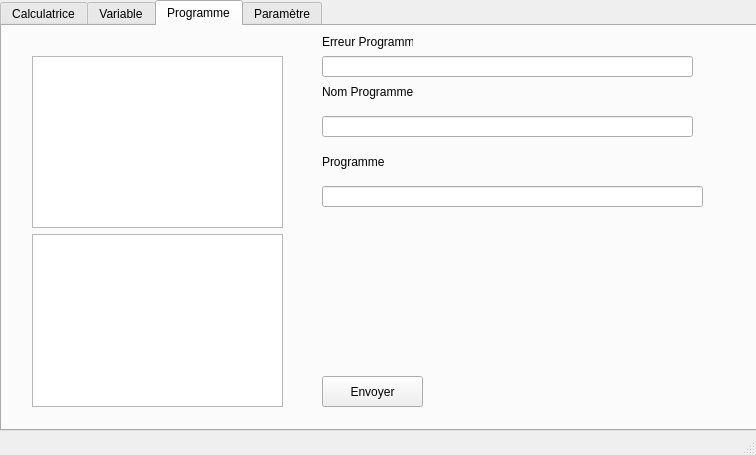
This is mainwindow.ui in Sk4oned/projet1 as Qt 5 draws it before an edit. The edited form follows.
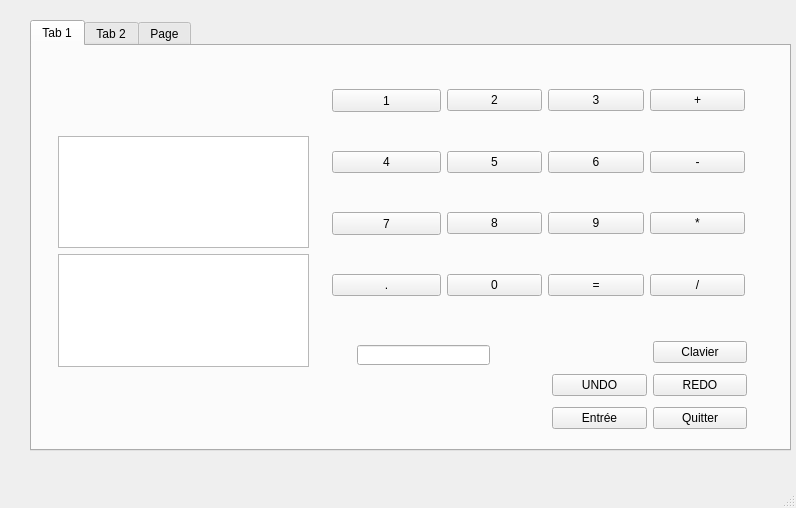
This is the edited form.

The edit to the form file:
```diff
--- a/mainwindow.ui
+++ b/mainwindow.ui
@@ -6,8 +6,8 @@
    <rect>
     <x>0</x>
     <y>0</y>
-    <width>756</width>
-    <height>455</height>
+    <width>796</width>
+    <height>508</height>
    </rect>
   </property>
   <property name="windowTitle">
@@ -17,30 +17,57 @@
    <widget class="QTabWidget" name="tabWidget">
     <property name="geometry">
      <rect>
-      <x>0</x>
-      <y>0</y>
+      <x>30</x>
+      <y>20</y>
       <width>761</width>
       <height>431</height>
      </rect>
     </property>
     <property name="currentIndex">
-     <number>2</number>
+     <number>0</number>
     </property>
     <widget class="QWidget" name="tab">
      <attribute name="title">
-      <string>Calculatrice</string>
+      <string>Tab 1</string>
      </attribute>
+     <widget class="QLineEdit" name="lineEdit">
+      <property name="geometry">
+       <rect>
+        <x>325</x>
+        <y>299</y>
+        <width>133</width>
+        <height>20</height>
+       </rect>
+      </property>
+      <property name="text">
+       <string/>
+      </property>
+     </widget>
      <widget class="QWidget" name="gridLayoutWidget">
       <property name="geometry">
        <rect>
-        <x>290</x>
-        <y>50</y>
-        <width>356</width>
-        <height>230</height>
+        <x>300</x>
+        <y>10</y>
+        <width>413</width>
+        <height>277</height>
        </rect>
       </property>
       <layout class="QGridLayout" name="gridLayout">
+       <item row="2" column="1">
+        <widget class="QPushButton" name="pushButton_5">
+         <property name="text">
+          <string>5</string>
+         </property>
+        </widget>
+       </item>
        <item row="2" column="0">
+        <widget class="QPushButton" name="pushButton_3">
+         <property name="text">
+          <string>4</string>
+         </property>
+        </widget>
+       </item>
+       <item row="3" column="0">
         <widget class="QPushButton" name="pushButton_4">
          <property name="minimumSize">
           <size>
@@ -53,27 +80,7 @@
          </property>
         </widget>
        </item>
-       <item row="1" column="0">
-        <widget class="QPushButton" name="pushButton_3">
-         <property name="text">
-          <string>4</string>
-         </property>
-        </widget>
-       </item>
-       <item row="0" column="0">
-        <widget class="QPushButton" name="pushButton">
-         <property name="minimumSize">
-          <size>
-           <width>109</width>
-           <height>23</height>
-          </size>
-         </property>
-         <property name="text">
-          <string>1</string>
-         </property>
-        </widget>
-       </item>
-       <item row="2" column="1">
+       <item row="3" column="1">
         <widget class="QPushButton" name="pushButton_8">
          <property name="text">
           <string>8</string>
@@ -81,30 +88,16 @@
         </widget>
        </item>
        <item row="2" column="2">
-        <widget class="QPushButton" name="pushButton_9">
-         <property name="text">
-          <string>9</string>
-         </property>
-        </widget>
-       </item>
-       <item row="0" column="2">
-        <widget class="QPushButton" name="pushButton_6">
-         <property name="text">
-          <string>3</string>
-         </property>
-        </widget>
-       </item>
-       <item row="1" column="2">
         <widget class="QPushButton" name="pushButton_7">
          <property name="text">
           <string>6</string>
          </property>
         </widget>
        </item>
-       <item row="1" column="1">
-        <widget class="QPushButton" name="pushButton_5">
+       <item row="3" column="2">
+        <widget class="QPushButton" name="pushButton_9">
          <property name="text">
-          <string>5</string>
+          <string>9</string>
          </property>
         </widget>
        </item>
@@ -115,23 +108,53 @@
          </property>
         </widget>
        </item>
-       <item row="3" column="1">
+       <item row="5" column="1">
         <widget class="QPushButton" name="pushButton_10">
          <property name="text">
           <string>0</string>
          </property>
         </widget>
        </item>
+       <item row="0" column="0">
+        <widget class="QPushButton" name="pushButton">
+         <property name="minimumSize">
+          <size>
+           <width>109</width>
+           <height>23</height>
+          </size>
+         </property>
+         <property name="text">
+          <string>1</string>
+         </property>
+        </widget>
+       </item>
+       <item row="5" column="3">
+        <widget class="QPushButton" name="pushButton_11">
+         <property name="text">
+          <string>/</string>
+         </property>
+        </widget>
+       </item>
+       <item row="3" column="3">
+        <widget class="QPushButton" name="pushButton_12">
+         <property name="text">
+          <string>*</string>
+         </property>
+        </widget>
+       </item>
        <item row="2" column="3">
-        <layout class="QGridLayout" name="gridLayout_3">
-         <item row="2" column="0">
-          <widget class="QPushButton" name="pushButton_12">
-           <property name="text">
-            <string>*</string>
-           </property>
-          </widget>
-         </item>
-        </layout>
+        <widget class="QPushButton" name="pushButton_13">
+         <property name="text">
+          <string>-</string>
+         </property>
+        </widget>
+       </item>
+       <item row="0" column="2">
+        <widget class="QPushButton" name="pushButton_6">
+         <property name="text">
+          <string>3</string>
+         </property>
+        </widget>
        </item>
        <item row="0" column="3">
         <widget class="QPushButton" name="pushButton_14">
@@ -140,28 +163,14 @@
          </property>
         </widget>
        </item>
-       <item row="1" column="3">
-        <widget class="QPushButton" name="pushButton_13">
-         <property name="text">
-          <string>-</string>
-         </property>
-        </widget>
-       </item>
-       <item row="3" column="2">
+       <item row="5" column="2">
         <widget class="QPushButton" name="pushButton_15">
          <property name="text">
           <string>=</string>
          </property>
         </widget>
        </item>
-       <item row="3" column="3">
-        <widget class="QPushButton" name="pushButton_11">
-         <property name="text">
-          <string>/</string>
-         </property>
-        </widget>
-       </item>
-       <item row="3" column="0">
+       <item row="5" column="0">
         <widget class="QPushButton" name="pushButton_18">
          <property name="text">
           <string>.</string>
@@ -173,10 +182,10 @@
      <widget class="QWidget" name="gridLayoutWidget_2">
       <property name="geometry">
        <rect>
-        <x>570</x>
-        <y>280</y>
-        <width>158</width>
-        <height>83</height>
+        <x>520</x>
+        <y>290</y>
+        <width>195</width>
+        <height>100</height>
        </rect>
       </property>
       <layout class="QGridLayout" name="gridLayout_2">
@@ -220,8 +229,8 @@
      <widget class="QWidget" name="verticalLayoutWidget_3">
       <property name="geometry">
        <rect>
-        <x>20</x>
-        <y>50</y>
+        <x>26</x>
+        <y>90</y>
         <width>251</width>
         <height>231</height>
        </rect>
@@ -235,23 +244,10 @@
        </item>
       </layout>
      </widget>
-     <widget class="QLineEdit" name="lineEdit">
-      <property name="geometry">
-       <rect>
-        <x>280</x>
-        <y>310</y>
-        <width>281</width>
-        <height>20</height>
-       </rect>
-      </property>
-      <property name="text">
-       <string/>
-      </property>
-     </widget>
     </widget>
     <widget class="QWidget" name="tab_2">
      <attribute name="title">
-      <string>Variable</string>
+      <string>Tab 2</string>
      </attribute>
      <widget class="QTextEdit" name="textEdit_3">
       <property name="geometry">
@@ -277,123 +273,9 @@
       </property>
      </widget>
     </widget>
-    <widget class="QWidget" name="tab_3">
-     <attribute name="title">
-      <string>Programme</string>
-     </attribute>
-     <widget class="QWidget" name="verticalLayoutWidget_4">
-      <property name="geometry">
-       <rect>
-        <x>30</x>
-        <y>30</y>
-        <width>251</width>
-        <height>351</height>
-       </rect>
-      </property>
-      <layout class="QVBoxLayout" name="verticalLayout_4">
-       <item>
-        <widget class="QTextEdit" name="textEdit_4"/>
-       </item>
-       <item>
-        <widget class="QTextEdit" name="textEdit_6"/>
-       </item>
-      </layout>
-     </widget>
-     <widget class="QLineEdit" name="lineEdit_3">
-      <property name="geometry">
-       <rect>
-        <x>320</x>
-        <y>90</y>
-        <width>371</width>
-        <height>21</height>
-       </rect>
-      </property>
-      <property name="text">
-       <string/>
-      </property>
-     </widget>
-     <widget class="QLabel" name="label_2">
-      <property name="geometry">
-       <rect>
-        <x>320</x>
-        <y>50</y>
-        <width>91</width>
-        <height>31</height>
-       </rect>
-      </property>
-      <property name="text">
-       <string>Nom Programme</string>
-      </property>
-     </widget>
-     <widget class="QLabel" name="label_3">
-      <property name="geometry">
-       <rect>
-        <x>320</x>
-        <y>120</y>
-        <width>91</width>
-        <height>31</height>
-       </rect>
-      </property>
-      <property name="text">
-       <string>Programme</string>
-      </property>
-     </widget>
-     <widget class="QPushButton" name="pushButton_21">
-      <property name="geometry">
-       <rect>
-        <x>320</x>
-        <y>350</y>
-        <width>101</width>
-        <height>31</height>
-       </rect>
-      </property>
-      <property name="text">
-       <string>Envoyer</string>
-      </property>
-     </widget>
-     <widget class="QLineEdit" name="lineEdit_4">
-      <property name="geometry">
-       <rect>
-        <x>320</x>
-        <y>30</y>
-        <width>371</width>
-        <height>21</height>
-       </rect>
-      </property>
-      <property name="text">
-       <string/>
-      </property>
-     </widget>
-     <widget class="QLabel" name="label_4">
-      <property name="geometry">
-       <rect>
-        <x>320</x>
-        <y>0</y>
-        <width>91</width>
-        <height>31</height>
-       </rect>
-      </property>
-      <property name="text">
-       <string>Erreur Programme</string>
-      </property>
-     </widget>
-     <widget class="QLineEdit" name="lineEdit_6">
-      <property name="geometry">
-       <rect>
-        <x>320</x>
-        <y>160</y>
-        <width>381</width>
-        <height>21</height>
-       </rect>
-      </property>
-      <property name="text">
-       <string/>
-      </property>
-     </widget>
-    </widget>
     <widget class="QWidget" name="tab_5">
      <attribute name="title">
-      <string>Paramètre</string>
+      <string>Page</string>
      </attribute>
      <widget class="QLineEdit" name="lineEdit_5">
       <property name="geometry">
@@ -429,8 +311,8 @@
     <rect>
      <x>0</x>
      <y>0</y>
-     <width>756</width>
-     <height>21</height>
+     <width>796</width>
+     <height>26</height>
     </rect>
    </property>
   </widget>
```
